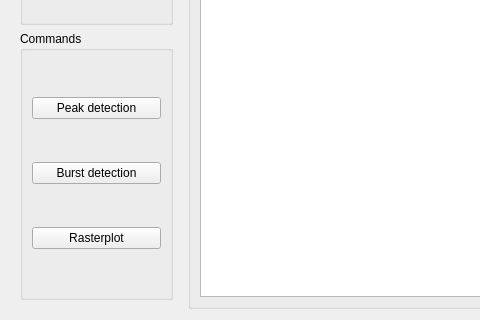
lmascelli/pycode, file pycode-gui/forms_source/phase_explorer.ui: the form before one commit; both pictures show x 0 to 480 and y 539 to 859 of the 1122 by 859 pixel window.
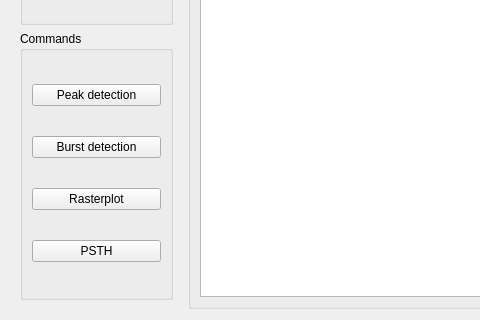
The form after the commit.

```diff
--- a/pycode-gui/forms_source/phase_explorer.ui
+++ b/pycode-gui/forms_source/phase_explorer.ui
@@ -174,6 +174,13 @@
            </property>
           </widget>
          </item>
+         <item>
+          <widget class="QPushButton" name="btn_psth">
+           <property name="text">
+            <string>PSTH</string>
+           </property>
+          </widget>
+         </item>
         </layout>
        </widget>
       </item>
```
